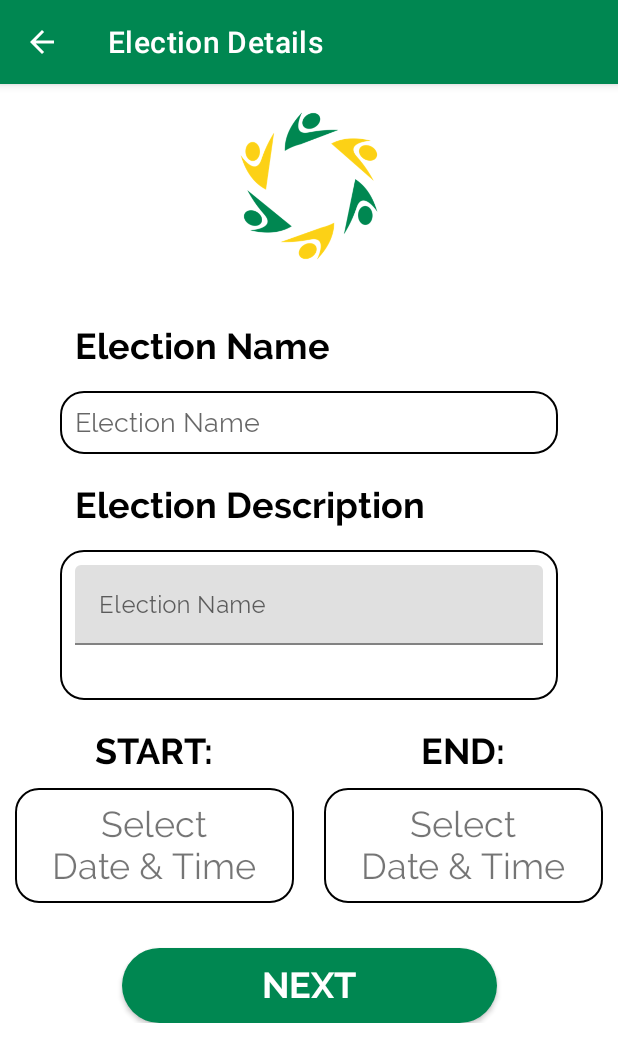
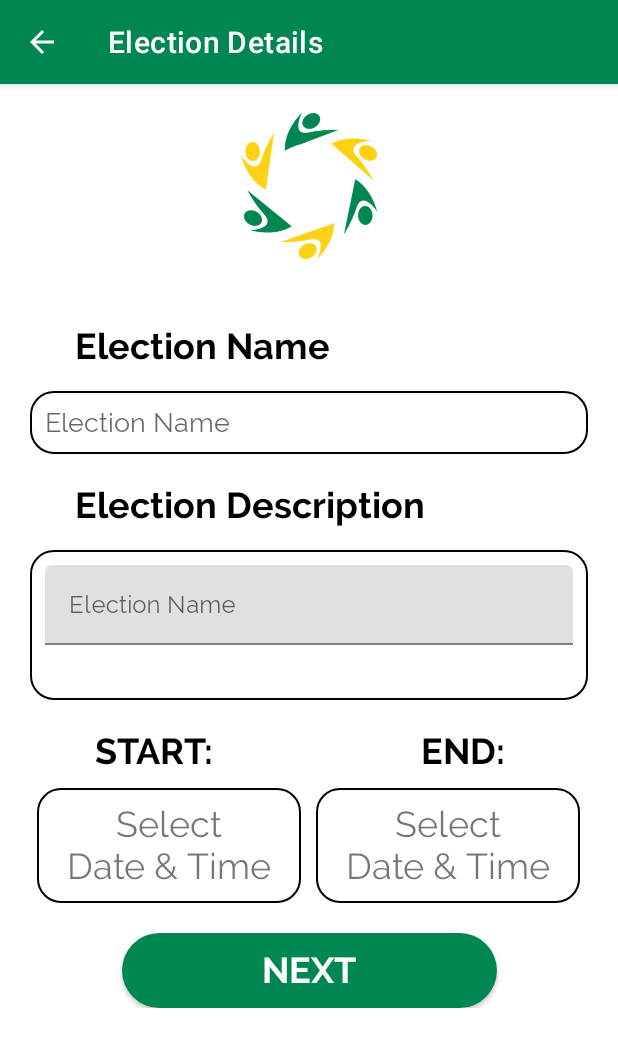
Before and after one commit to antailbaxt3r/AgoraVote-GSoC-Proposal, an Android app: the CreateElectionOne screen opened directly, with no data from a screen before it, on a phone screen of 412 x 824 dp. Shown: the top 1062 px of the screen. Run offline under Robolectric (Android 15) with nearby library versions, the phone set to English and light mode, and no system bars; libraries missing offline, so code that uses them is left out: com.facebook.drawee.

Commit message:
Fixed margins

```diff
--- a/app/src/main/res/layout/activity_create_election_one.xml
+++ b/app/src/main/res/layout/activity_create_election_one.xml
@@ -65,8 +65,8 @@
       app:layout_constraintEnd_toEndOf="parent"
       app:layout_constraintStart_toStartOf="parent"
       app:layout_constraintTop_toBottomOf="@+id/election_name_text"
-      android:layout_marginStart="40dp"
-      android:layout_marginEnd="40dp"
+      android:layout_marginStart="20dp"
+      android:layout_marginEnd="20dp"
       android:layout_marginTop="15dp"
       />
 
@@ -92,8 +92,8 @@
       app:layout_constraintEnd_toEndOf="parent"
       app:layout_constraintStart_toStartOf="parent"
       app:layout_constraintTop_toBottomOf="@+id/election_description_text"
-      android:layout_marginStart="40dp"
-      android:layout_marginEnd="40dp"
+      android:layout_marginStart="20dp"
+      android:layout_marginEnd="20dp"
       android:padding="10dp"
       android:background="@drawable/edittext_bg"
       android:layout_marginTop="15dp">
@@ -142,12 +142,16 @@
           android:id="@+id/start_date"
           android:layout_width="match_parent"
           android:layout_height="wrap_content"
-          android:layout_margin="10dp"
+          android:layout_marginTop="10dp"
           android:textSize="24sp"
+          android:layout_marginStart="20dp"
+          android:layout_marginLeft="20dp"
+          android:layout_marginEnd="10dp"
+          android:layout_marginRight="10dp"
           android:layout_gravity="center_horizontal"
           android:background="@drawable/edittext_bg"
           android:fontFamily="@font/raleway_reg"
-          android:text="Select\nDate &amp; Time"
+          android:text="@string/select_date"
           android:textAlignment="center"
           />
       </LinearLayout>
@@ -180,8 +184,12 @@
           android:textSize="24sp"
           android:background="@drawable/edittext_bg"
           android:fontFamily="@font/raleway_reg"
-          android:text="Select\nDate &amp; Time"
-          android:layout_margin="10dp"
+          android:text="@string/select_date"
+          android:layout_marginTop="10dp"
+          android:layout_marginStart="10dp"
+          android:layout_marginLeft="10dp"
+          android:layout_marginRight="20dp"
+          android:layout_marginEnd="20dp"
           android:textAlignment="center"
           />
       </LinearLayout>
--- a/app/src/main/res/values/strings.xml
+++ b/app/src/main/res/values/strings.xml
@@ -159,6 +159,7 @@
   <string name="last_name_empty">Last Name cannot be empty</string>
   <string name="email_changed">Email cannot be changed</string>
   <string name="username_changed">Username cannot be changed</string>
+  <string name="select_date"><![CDATA[Select\nDate & Time]]></string>
 
 
 </resources>
```
